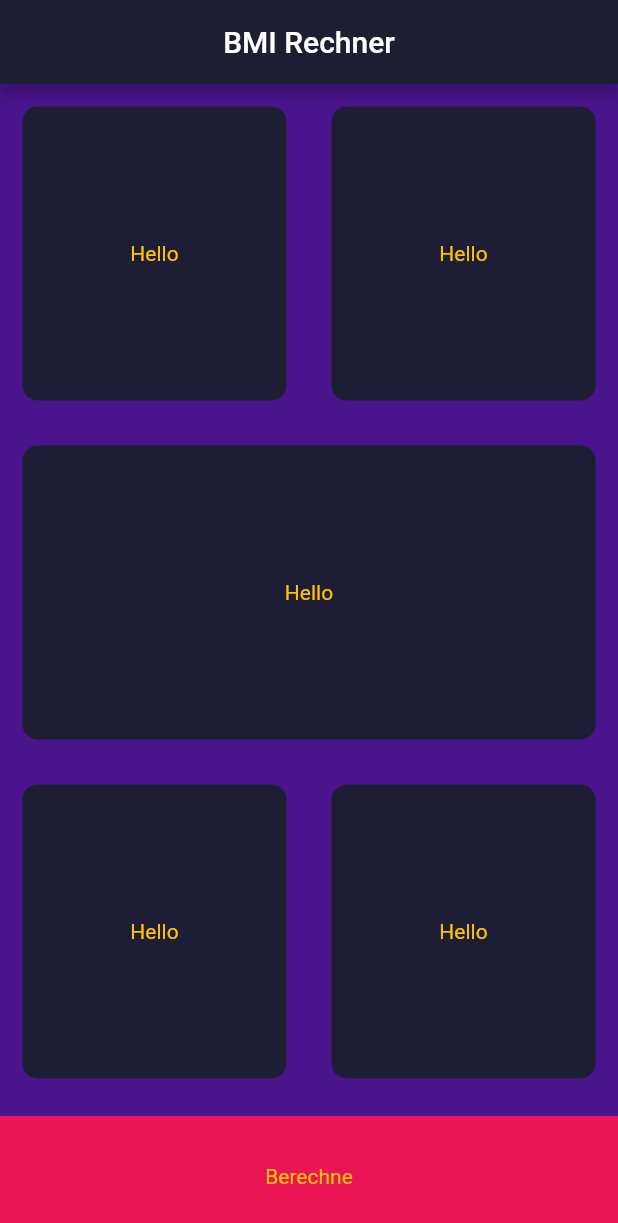
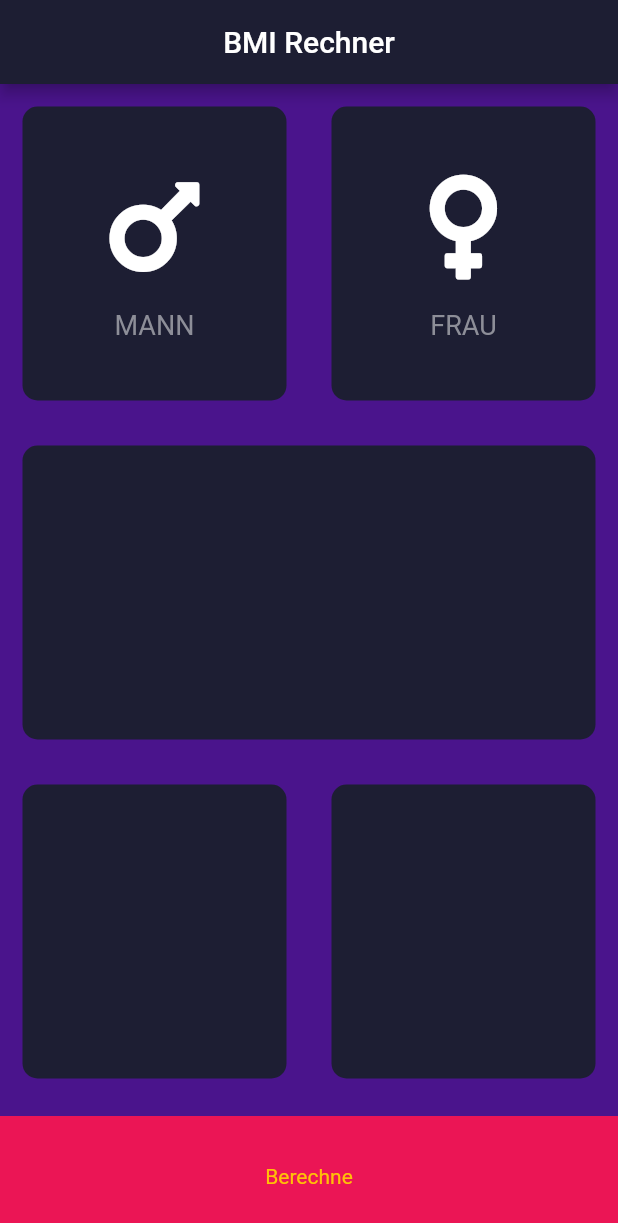
Before and after one commit to Flexxbo/flutter_bmi_calc, a Flutter app: the screen it shows after launch, on a phone screen of 412 x 824 dp. Shown: the top 1223 px of the screen. Run offline on Flutter 3.47's test engine with Material 2 defaults, Android fonts, the phone set to English and light mode, and no system bars; our stand-ins replace font_awesome_flutter.

Commit message:
added reusable card and icon module

```diff
--- /dev/null
+++ b/lib/icon_content.dart
@@ -0,0 +1,31 @@
+import 'package:flutter/material.dart';
+
+class IconContent extends StatelessWidget {
+  IconContent({this.icon, this.label});
+
+  final IconData icon;
+  final String label;
+
+  @override
+  Widget build(BuildContext context) {
+    return Column(
+      mainAxisAlignment: MainAxisAlignment.center,
+      children: <Widget>[
+        Icon(
+          icon,
+          size: 80.0,
+        ),
+        SizedBox(
+          height: 15.0,
+        ),
+        Text(
+          label,
+          style: TextStyle(
+            fontSize: 18.0,
+            color: Color(0xFF8D8E98),
+          ),
+        )
+      ],
+    );
+  }
+}
--- /dev/null
+++ b/lib/icon_content2.dart
@@ -0,0 +1,31 @@
+import 'package:flutter/material.dart';
+
+class IconContent extends StatelessWidget {
+  IconContent({this.icon, this.label});
+
+  final IconData icon;
+  final String label;
+
+  @override
+  Widget build(BuildContext context) {
+    return Column(
+      mainAxisAlignment: MainAxisAlignment.center,
+      children: <Widget>[
+        Icon(
+          icon,
+          size: 80.0,
+        ),
+        SizedBox(
+          height: 15.0,
+        ),
+        Text(
+          label,
+          style: TextStyle(
+            fontSize: 18.0,
+            color: Color(0xFF8D8E98),
+          ),
+        )
+      ],
+    );
+  }
+}
--- a/lib/input_page.dart
+++ b/lib/input_page.dart
@@ -1,4 +1,8 @@
 import 'package:flutter/material.dart';
+import 'package:font_awesome_flutter/font_awesome_flutter.dart';
+
+import 'icon_content2.dart';
+import 'reusable_card.dart';
 
 const bottomContainerHeight = 80.0;
 const activeCardColor = Color(0xFF1D1E33);
@@ -21,10 +25,22 @@ class _InputPageState extends State<InputPage> {
             child: Row(
           children: [
             Expanded(
-              child: ReusableCard(color: activeCardColor),
+              child: ReusableCard(
+                color: activeCardColor,
+                cardChild: IconContent(
+                  icon: FontAwesomeIcons.mars,
+                  label: 'MANN',
+                ),
+              ),
             ),
             Expanded(
-              child: ReusableCard(color: activeCardColor),
+              child: ReusableCard(
+                color: activeCardColor,
+                cardChild: IconContent(
+                  icon: FontAwesomeIcons.venus,
+                  label: 'FRAU',
+                ),
+              ),
             ),
           ],
         )),
@@ -53,20 +69,3 @@ class _InputPageState extends State<InputPage> {
     );
   }
 }
-
-class ReusableCard extends StatelessWidget {
-  ReusableCard({@required this.color});
-  final Color color;
-
-  @override
-  Widget build(BuildContext context) {
-    return Container(
-      margin: EdgeInsets.all(15.0),
-      decoration: BoxDecoration(
-        color: color,
-        borderRadius: BorderRadius.circular(10.0),
-      ),
-      child: Center(child: Text('Hello')),
-    );
-  }
-}
--- /dev/null
+++ b/lib/reusable_card.dart
@@ -0,0 +1,20 @@
+import 'package:flutter/material.dart';
+
+class ReusableCard extends StatelessWidget {
+  ReusableCard({@required this.color, this.cardChild});
+
+  final Color color;
+  final Widget cardChild;
+
+  @override
+  Widget build(BuildContext context) {
+    return Container(
+      child: cardChild,
+      margin: EdgeInsets.all(15.0),
+      decoration: BoxDecoration(
+        color: color,
+        borderRadius: BorderRadius.circular(10.0),
+      ),
+    );
+  }
+}
--- a/pubspec.yaml
+++ b/pubspec.yaml
@@ -21,6 +21,7 @@ environment:
   sdk: ">=2.7.0 <3.0.0"
 
 dependencies:
+  font_awesome_flutter: ^8.12.0
   flutter:
     sdk: flutter
 
```
Also changed, not shown: pubspec.lock.
